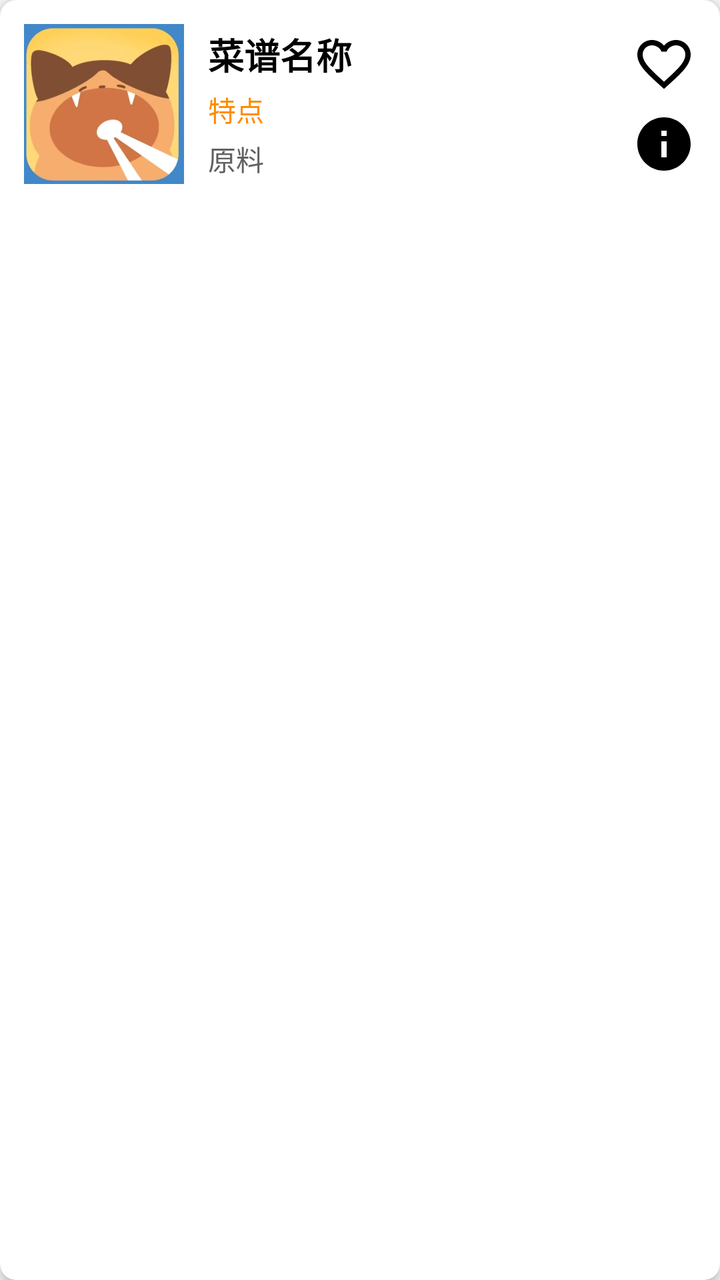
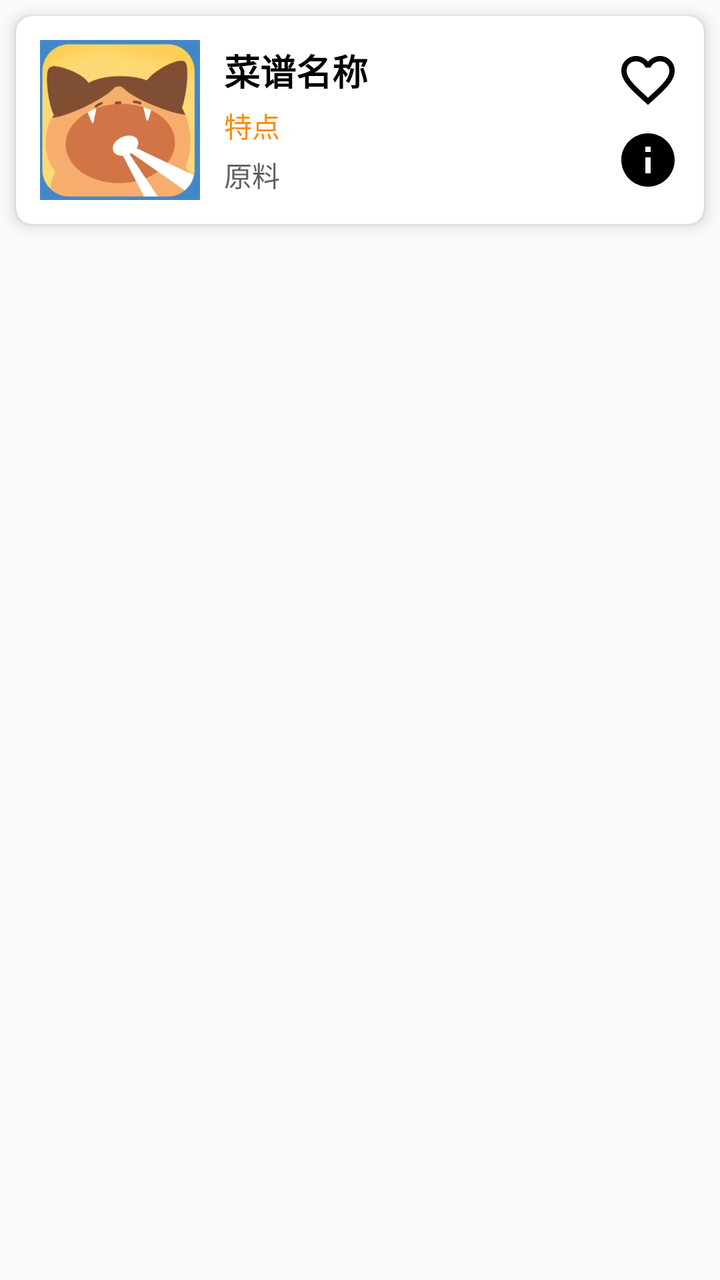

The first picture is an Android layout as it rendered before a commit; the second is the same layout after the commit. The layout source and the unified diff follow.
<!-- AndroidManifest.xml: application theme Theme.Kitchenmanager -->
<!-- res/layout/item_recipe.xml -->
<?xml version="1.0" encoding="utf-8"?>
<androidx.cardview.widget.CardView
    xmlns:android="http://schemas.android.com/apk/res/android"
    xmlns:app="http://schemas.android.com/apk/res-auto"
    android:layout_width="match_parent"
    android:layout_height="wrap_content"
    android:layout_margin="8dp"
    app:cardCornerRadius="8dp"
    app:cardElevation="4dp">

    <LinearLayout
        android:layout_width="match_parent"
        android:layout_height="wrap_content"
        android:orientation="horizontal"
        android:padding="12dp"
        android:minHeight="100dp"> 

        <CheckBox
            android:id="@+id/cb_select"
            android:layout_width="wrap_content"
            android:layout_height="wrap_content"
            android:visibility="gone" />

        
        <ImageView
            android:id="@+id/iv_recipe_image"
            android:layout_width="80dp"
            android:layout_height="80dp"
            android:scaleType="centerCrop"
            android:src="@drawable/placeholder" />

        
        <LinearLayout
            android:layout_width="0dp"
            android:layout_height="match_parent"
            android:layout_weight="1"
            android:layout_marginStart="12dp"
            android:orientation="vertical"
            android:gravity="center_vertical"> 

            
            <TextView
                android:id="@+id/tv_recipe_name"
                android:layout_width="match_parent"
                android:layout_height="wrap_content"
                android:text="菜谱名称"
                android:textStyle="bold"
                android:textSize="18sp"
                android:maxLines="1"
                android:textColor="@android:color/black" />

            
            <TextView
                android:id="@+id/tv_recipe_attributes"
                android:layout_width="match_parent"
                android:layout_height="wrap_content"
                android:textSize="14sp"
                android:text="特点"
                android:maxLines="1"
                android:textColor="#FF8C00"
                android:layout_marginTop="4dp"/>

            
            <TextView
                android:id="@+id/tv_recipe_needs"
                android:layout_width="match_parent"
                android:layout_height="wrap_content"
                android:textSize="14sp"
                android:textColor="#616161"
                android:layout_marginTop="4dp"
                android:maxLines="1"
                android:text="原料"
                android:ellipsize="end"/>

        </LinearLayout>

        
        <LinearLayout
            android:layout_width="wrap_content"
            android:layout_height="match_parent"
            android:orientation="vertical"
            android:gravity="center">

            
            <ImageView
                android:id="@+id/iv_favorite"
                android:layout_width="32dp"
                android:layout_height="32dp"
                android:src="@drawable/ic_favorite_border"
                android:contentDescription="收藏"/>

            
            <ImageView
                android:id="@+id/iv_detail"
                android:layout_width="32dp"
                android:layout_height="32dp"
                android:src="@drawable/ic_info"
                android:layout_marginTop="8dp"
                android:contentDescription="详情"/>

        </LinearLayout>
    </LinearLayout>
</androidx.cardview.widget.CardView>
<!-- resources referenced by this layout -->
<resources>
  <!-- drawable ic_favorite_border (drawable) -->
  <vector xmlns:android="http://schemas.android.com/apk/res/android"
      android:width="24dp"
      android:height="24dp"
      android:viewportWidth="24"
      android:viewportHeight="24">
      <path
          android:fillColor="#ff000000"
          android:pathData="M16.5,3c-1.74,0 -3.41,0.81 -4.5,2.09C10.91,3.81 9.24,3 7.5,3 4.42,3 2,5.42 2,8.5c0,3.78 3.4,6.86 8.55,11.54L12,21.35l1.45,-1.32C18.6,15.36 22,12.28 22,8.5 22,5.42 19.58,3 16.5,3zM12.1,18.55l-0.1,0.1 -0.1,-0.1C7.14,14.24 4,11.39 4,8.5 4,6.5 5.5,5 7.5,5c1.54,0 3.04,0.99 3.57,2.36h1.87C13.46,5.99 14.96,5 16.5,5c2,0 3.5,1.5 3.5,3.5 0,2.89 -3.14,5.74 -7.9,10.05z"/>
  </vector>
  <!-- drawable ic_info (drawable) -->
  <vector xmlns:android="http://schemas.android.com/apk/res/android"
      android:width="24dp"
      android:height="24dp"
      android:viewportWidth="24"
      android:viewportHeight="24">
      <path
          android:fillColor="#FF000000"
          android:pathData="M12,2C6.48,2 2,6.48 2,12s4.48,10 10,10 10,-4.48 10,-10S17.52,2 12,2zM13,17h-2v-6h2v6zM13,9h-2V7h2v2z"/>
  </vector>
  <!-- drawable placeholder: jpg bitmap (drawable, 66309 bytes) -->
  <style name="Theme.Kitchenmanager" parent="Base.Theme.Kitchenmanager" />
  <style name="Base.Theme.Kitchenmanager" parent="Theme.MaterialComponents.DayNight.NoActionBar.Bridge">
          
          
      </style>
</resources>

<!-- the commit's change to res/layout/item_recipe.xml (unified diff, before → after) -->
@@ -1,103 +1,115 @@
 <?xml version="1.0" encoding="utf-8"?>
-<androidx.cardview.widget.CardView
-    xmlns:android="http://schemas.android.com/apk/res/android"
+<FrameLayout xmlns:android="http://schemas.android.com/apk/res/android"
     xmlns:app="http://schemas.android.com/apk/res-auto"
     android:layout_width="match_parent"
     android:layout_height="wrap_content"
-    android:layout_margin="8dp"
-    app:cardCornerRadius="8dp"
-    app:cardElevation="4dp">
-
-    <LinearLayout
+    android:layout_margin="8dp">
+    <androidx.cardview.widget.CardView
         android:layout_width="match_parent"
         android:layout_height="wrap_content"
-        android:orientation="horizontal"
-        android:padding="12dp"
-        android:minHeight="100dp"> 
+        android:layout_margin="8dp"
+        app:cardCornerRadius="8dp"
+        app:cardElevation="4dp">
 
-        <CheckBox
-            android:id="@+id/cb_select"
-            android:layout_width="wrap_content"
-            android:layout_height="wrap_content"
-            android:visibility="gone" />
+        <LinearLayout
+            android:layout_width="match_parent"
+            android:layout_height="match_parent"
+            android:minHeight="100dp"
+            android:orientation="horizontal"
+            android:padding="12dp"> 
 
-        
-        <ImageView
-            android:id="@+id/iv_recipe_image"
-            android:layout_width="80dp"
-            android:layout_height="80dp"
-            android:scaleType="centerCrop"
-            android:src="@drawable/placeholder" />
-
-        
-        <LinearLayout
-            android:layout_width="0dp"
-            android:layout_height="match_parent"
-            android:layout_weight="1"
-            android:layout_marginStart="12dp"
-            android:orientation="vertical"
-            android:gravity="center_vertical"> 
+            <CheckBox
+                android:id="@+id/cb_select"
+                android:layout_width="wrap_content"
+                android:layout_height="wrap_content"
+                android:visibility="gone" />
 
             
-            <TextView
-                android:id="@+id/tv_recipe_name"
-                android:layout_width="match_parent"
-                android:layout_height="wrap_content"
-                android:text="菜谱名称"
-                android:textStyle="bold"
-                android:textSize="18sp"
-                android:maxLines="1"
-                android:textColor="@android:color/black" />
 
             
-            <TextView
-                android:id="@+id/tv_recipe_attributes"
-                android:layout_width="match_parent"
-                android:layout_height="wrap_content"
-                android:textSize="14sp"
-                android:text="特点"
-                android:maxLines="1"
-                android:textColor="#FF8C00"
-                android:layout_marginTop="4dp"/>
+
+            <ImageView
+                android:id="@+id/iv_recipe_image"
+                android:layout_width="80dp"
+                android:layout_height="80dp"
+                android:scaleType="centerCrop"
+                android:src="@drawable/placeholder" />
+
+            <LinearLayout
+                android:layout_width="0dp"
+                android:layout_height="match_parent"
+                android:layout_marginStart="12dp"
+                android:layout_weight="1"
+                android:gravity="center_vertical"
+                android:orientation="vertical"> 
+
+                
+                <TextView
+                    android:id="@+id/tv_recipe_name"
+                    android:layout_width="match_parent"
+                    android:layout_height="wrap_content"
+                    android:maxLines="1"
+                    android:text="菜谱名称"
+                    android:textColor="@android:color/black"
+                    android:textSize="18sp"
+                    android:textStyle="bold" />
+
+                
+                <TextView
+                    android:id="@+id/tv_recipe_attributes"
+                    android:layout_width="match_parent"
+                    android:layout_height="wrap_content"
+                    android:layout_marginTop="4dp"
+                    android:maxLines="1"
+                    android:text="特点"
+                    android:textColor="#FF8C00"
+                    android:textSize="14sp" />
+
+                
+                <TextView
+                    android:id="@+id/tv_recipe_needs"
+                    android:layout_width="match_parent"
+                    android:layout_height="wrap_content"
+                    android:layout_marginTop="4dp"
+                    android:ellipsize="end"
+                    android:maxLines="1"
+                    android:text="原料"
+                    android:textColor="#616161"
+                    android:textSize="14sp" />
+
+            </LinearLayout>
 
             
-            <TextView
-                android:id="@+id/tv_recipe_needs"
-                android:layout_width="match_parent"
-                android:layout_height="wrap_content"
-                android:textSize="14sp"
-                android:textColor="#616161"
-                android:layout_marginTop="4dp"
-                android:maxLines="1"
-                android:text="原料"
-                android:ellipsize="end"/>
+            <LinearLayout
+                android:layout_width="wrap_content"
+                android:layout_height="match_parent"
+                android:gravity="center"
+                android:orientation="vertical">
 
+                
+                <ImageView
+                    android:id="@+id/iv_favorite"
+                    android:layout_width="32dp"
+                    android:layout_height="32dp"
+                    android:contentDescription="收藏"
+                    android:src="@drawable/ic_favorite_border" />
+
+                
+                <ImageView
+                    android:id="@+id/iv_detail"
+                    android:layout_width="32dp"
+                    android:layout_height="32dp"
+                    android:layout_marginTop="8dp"
+                    android:contentDescription="详情"
+                    android:src="@drawable/ic_info" />
+
+            </LinearLayout>
         </LinearLayout>
+    </androidx.cardview.widget.CardView>
 
-        
-        <LinearLayout
-            android:layout_width="wrap_content"
-            android:layout_height="match_parent"
-            android:orientation="vertical"
-            android:gravity="center">
-
-            
-            <ImageView
-                android:id="@+id/iv_favorite"
-                android:layout_width="32dp"
-                android:layout_height="32dp"
-                android:src="@drawable/ic_favorite_border"
-                android:contentDescription="收藏"/>
-
-            
-            <ImageView
-                android:id="@+id/iv_detail"
-                android:layout_width="32dp"
-                android:layout_height="32dp"
-                android:src="@drawable/ic_info"
-                android:layout_marginTop="8dp"
-                android:contentDescription="详情"/>
-
-        </LinearLayout>
-    </LinearLayout>
-</androidx.cardview.widget.CardView>
+    <View
+        android:id="@+id/overlay_click_area"
+        android:layout_width="match_parent"
+        android:layout_height="114dp"
+        android:background="@android:color/transparent" />
+</FrameLayout>
